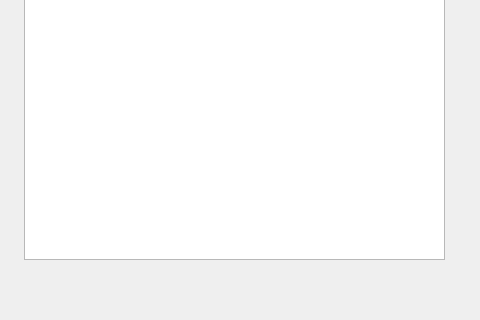
Above: Project2/manager_sales_report.ui from tdragon00/CS1C_Project_2 before the change; both pictures show x 186 to 666 and y 121 to 441 of the 666 by 441 pixel window. Below: the same form after it.
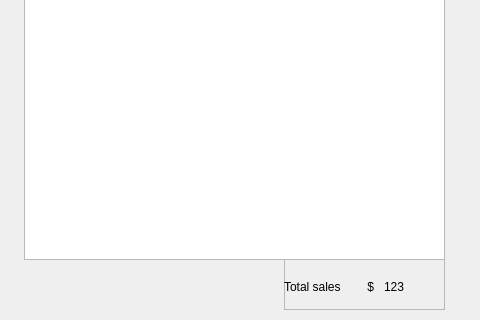
That is the form after the change.

Commit message: hope this works

What changed in the file:
```diff
--- a/Project2/manager_sales_report.ui
+++ b/Project2/manager_sales_report.ui
@@ -93,6 +93,51 @@
     <string>Return</string>
    </property>
   </widget>
+  <widget class="QFrame" name="frame">
+   <property name="geometry">
+    <rect>
+     <x>470</x>
+     <y>380</y>
+     <width>161</width>
+     <height>51</height>
+    </rect>
+   </property>
+   <property name="autoFillBackground">
+    <bool>true</bool>
+   </property>
+   <property name="frameShape">
+    <enum>QFrame::StyledPanel</enum>
+   </property>
+   <property name="frameShadow">
+    <enum>QFrame::Raised</enum>
+   </property>
+   <widget class="QLabel" name="label_2">
+    <property name="geometry">
+     <rect>
+      <x>100</x>
+      <y>20</y>
+      <width>55</width>
+      <height>16</height>
+     </rect>
+    </property>
+    <property name="text">
+     <string>123</string>
+    </property>
+   </widget>
+   <widget class="QLabel" name="label_3">
+    <property name="geometry">
+     <rect>
+      <x>0</x>
+      <y>20</y>
+      <width>101</width>
+      <height>16</height>
+     </rect>
+    </property>
+    <property name="text">
+     <string>Total sales        $ </string>
+    </property>
+   </widget>
+  </widget>
  </widget>
  <resources/>
  <connections/>
```
The commit also changes 2 other files.
